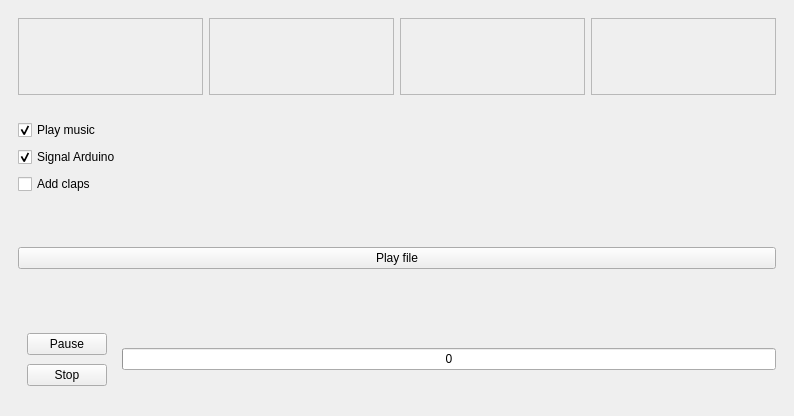
Before: the Qt Designer form etternuino.ui in DeltaEpsilon7787/etternuino, drawn with Qt 5.
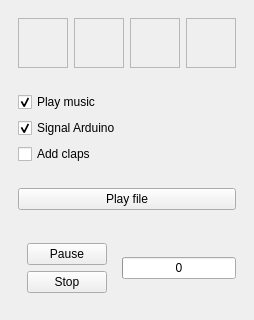
After: the same form once the commit is applied.

Diff of the .ui file:
```diff
--- a/etternuino.ui
+++ b/etternuino.ui
@@ -6,8 +6,8 @@
             <rect>
                 <x>0</x>
                 <y>0</y>
-                <width>794</width>
-                <height>416</height>
+                <width>254</width>
+                <height>317</height>
             </rect>
         </property>
         <property name="windowTitle">
@@ -20,6 +20,12 @@
                         <layout class="QHBoxLayout" name="horizontalLayout">
                             <item>
                                 <widget class="QFrame" name="lane_0">
+                                    <property name="minimumSize">
+                                        <size>
+                                            <width>50</width>
+                                            <height>50</height>
+                                        </size>
+                                    </property>
                                     <property name="frameShape">
                                         <enum>QFrame::StyledPanel</enum>
                                     </property>
@@ -30,6 +36,12 @@
                             </item>
                             <item>
                                 <widget class="QFrame" name="lane_1">
+                                    <property name="minimumSize">
+                                        <size>
+                                            <width>50</width>
+                                            <height>50</height>
+                                        </size>
+                                    </property>
                                     <property name="frameShape">
                                         <enum>QFrame::StyledPanel</enum>
                                     </property>
@@ -40,6 +52,12 @@
                             </item>
                             <item>
                                 <widget class="QFrame" name="lane_2">
+                                    <property name="minimumSize">
+                                        <size>
+                                            <width>50</width>
+                                            <height>50</height>
+                                        </size>
+                                    </property>
                                     <property name="frameShape">
                                         <enum>QFrame::StyledPanel</enum>
                                     </property>
@@ -50,6 +68,12 @@
                             </item>
                             <item>
                                 <widget class="QFrame" name="lane_3">
+                                    <property name="minimumSize">
+                                        <size>
+                                            <width>50</width>
+                                            <height>50</height>
+                                        </size>
+                                    </property>
                                     <property name="frameShape">
                                         <enum>QFrame::StyledPanel</enum>
                                     </property>
```
